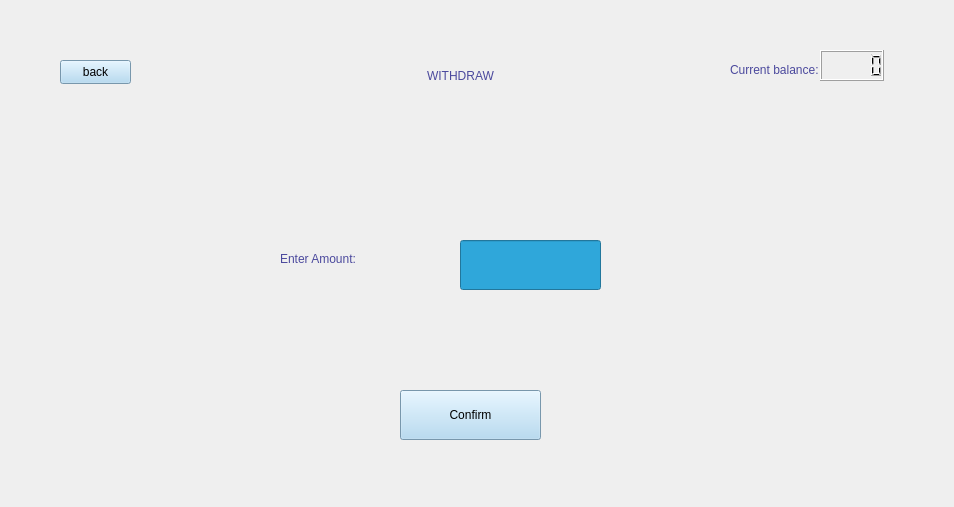
Old version of the form view/withdraw.ui in the repository rawsashimi1604/1009_BankingSystem.
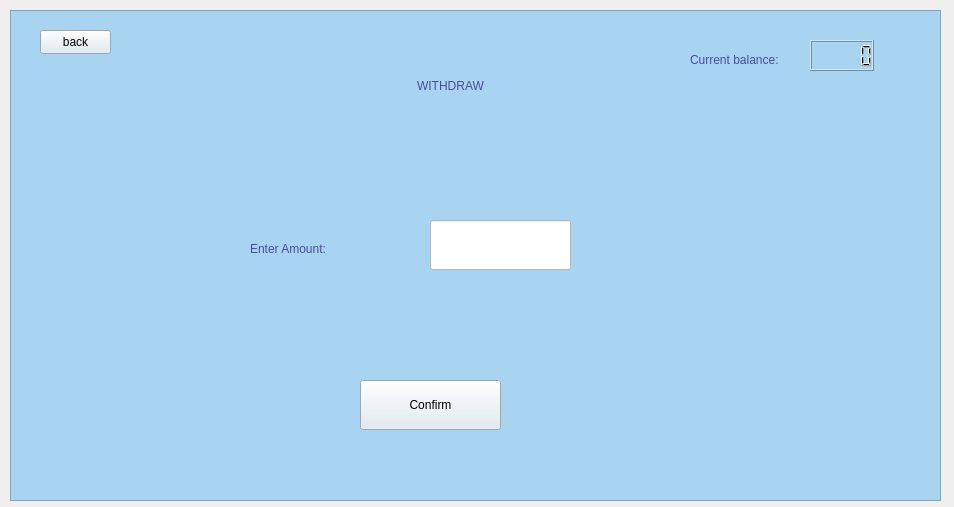
New version of the form.

What changed in the file:
```diff
--- a/view/withdraw.ui
+++ b/view/withdraw.ui
@@ -26,17 +26,35 @@
     </rect>
    </property>
    <widget class="QWidget" name="page_1">
+    <widget class="QFrame" name="frame">
+     <property name="geometry">
+      <rect>
+       <x>0</x>
+       <y>0</y>
+       <width>931</width>
+       <height>491</height>
+      </rect>
+     </property>
+     <property name="styleSheet">
+      <string notr="true">background-color: rgb(168, 212, 241);</string>
+     </property>
+     <property name="frameShape">
+      <enum>QFrame::StyledPanel</enum>
+     </property>
+     <property name="frameShadow">
+      <enum>QFrame::Raised</enum>
+     </property>
     <widget class="QPushButton" name="back">
      <property name="geometry">
       <rect>
-       <x>50</x>
-       <y>50</y>
+        <x>30</x>
+        <y>20</y>
        <width>71</width>
        <height>24</height>
       </rect>
      </property>
      <property name="styleSheet">
-      <string notr="true">background-color: rgb(168, 212, 241);
+       <string notr="true">background-color: rgb(221, 233, 241);
 font: 700 9pt &quot;Segoe UI&quot;;</string>
      </property>
      <property name="text">
@@ -46,8 +64,8 @@
     <widget class="QLabel" name="label">
      <property name="geometry">
       <rect>
-       <x>220</x>
-       <y>10</y>
+        <x>210</x>
+        <y>20</y>
        <width>461</width>
        <height>111</height>
       </rect>
@@ -63,28 +81,11 @@
       <set>Qt::AlignCenter</set>
      </property>
     </widget>
-    <widget class="QPushButton" name="cfmWithdraw">
-     <property name="geometry">
-      <rect>
-       <x>390</x>
-       <y>380</y>
-       <width>141</width>
-       <height>50</height>
-      </rect>
-     </property>
-     <property name="styleSheet">
-      <string notr="true">background-color: rgb(168, 212, 241);
-font: 700 9pt &quot;Segoe UI&quot;;</string>
-     </property>
-     <property name="text">
-      <string>Confirm</string>
-     </property>
-    </widget>
     <widget class="QLabel" name="label_2">
      <property name="geometry">
       <rect>
-       <x>270</x>
-       <y>210</y>
+        <x>240</x>
+        <y>200</y>
        <width>181</width>
        <height>78</height>
       </rect>
@@ -100,21 +101,38 @@
     <widget class="QLineEdit" name="withdrawAmnt">
      <property name="geometry">
       <rect>
-       <x>450</x>
-       <y>230</y>
+        <x>420</x>
+        <y>210</y>
        <width>141</width>
        <height>50</height>
       </rect>
      </property>
      <property name="styleSheet">
-      <string notr="true">background-color: rgb(47, 167, 218);</string>
+       <string notr="true">background-color: rgb(255, 255, 255);</string>
+      </property>
+     </widget>
+     <widget class="QPushButton" name="cfmWithdraw">
+      <property name="geometry">
+       <rect>
+        <x>350</x>
+        <y>370</y>
+        <width>141</width>
+        <height>50</height>
+       </rect>
+      </property>
+      <property name="styleSheet">
+       <string notr="true">background-color: rgb(221, 233, 241);
+font: 700 9pt &quot;Segoe UI&quot;;</string>
+      </property>
+      <property name="text">
+       <string>Confirm</string>
      </property>
     </widget>
     <widget class="QLabel" name="label_3">
      <property name="geometry">
       <rect>
-       <x>720</x>
-       <y>50</y>
+        <x>680</x>
+        <y>40</y>
        <width>131</width>
        <height>20</height>
       </rect>
@@ -130,12 +148,13 @@
     <widget class="QLCDNumber" name="balance">
      <property name="geometry">
       <rect>
-       <x>810</x>
-       <y>40</y>
+        <x>800</x>
+        <y>30</y>
        <width>64</width>
        <height>31</height>
       </rect>
      </property>
+     </widget>
     </widget>
    </widget>
   </widget>
```
Lines whose indentation alone changed are shown as unchanged.
